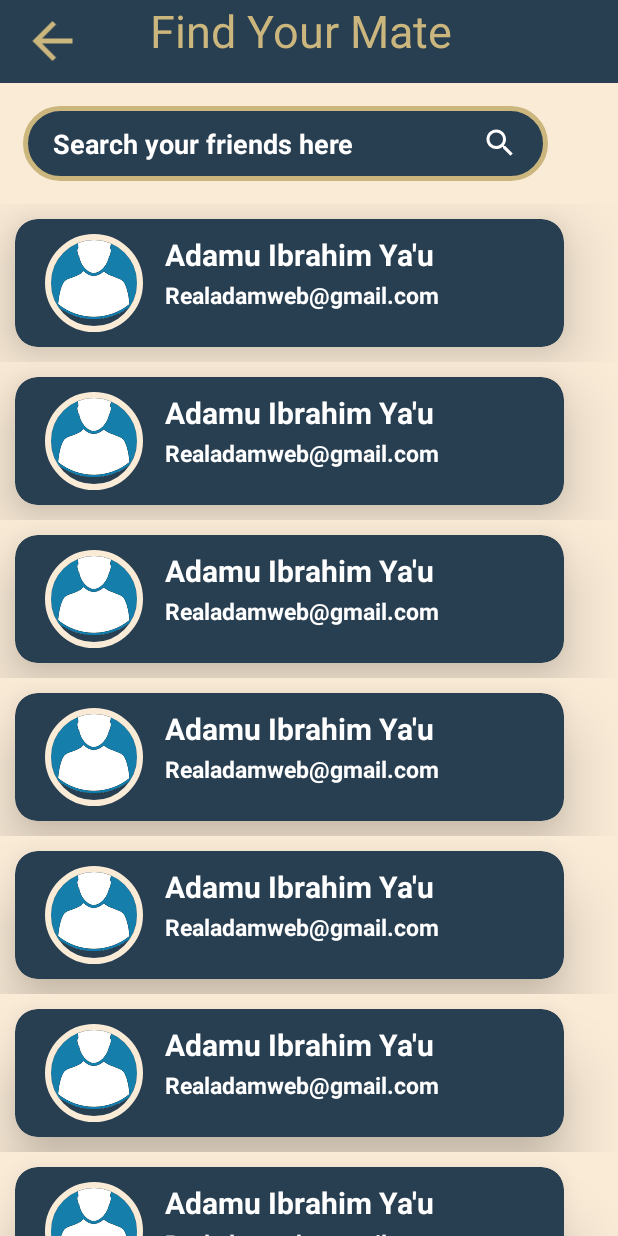
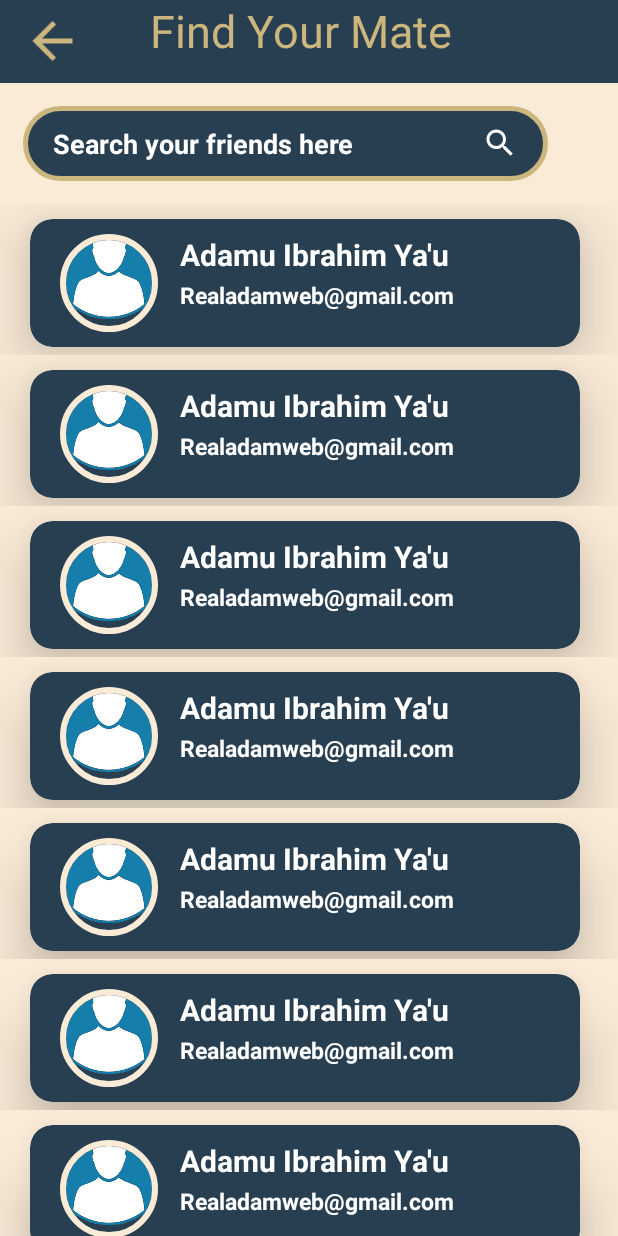
Before and after one commit to Adamweb-jido/Albumatic, an Android app: the PeopleList screen opened directly, with no data from a screen before it, on a phone screen of 412 x 824 dp. Run offline under Robolectric (Android 15) with nearby library versions, the phone set to English and light mode, and no system bars; our stand-ins replace CircleImageView; Roboto replaces fonts that are not available here.

Commit message:
An App for my College

```diff
--- a/app/src/main/res/layout/item_people_layout.xml
+++ b/app/src/main/res/layout/item_people_layout.xml
@@ -9,7 +9,12 @@
     <androidx.cardview.widget.CardView
         android:layout_width="366dp"
         android:layout_height="85dp"
-        android:layout_margin="10dp"
+        android:layout_alignParentStart="true"
+        android:layout_alignParentEnd="true"
+        android:layout_marginStart="20dp"
+        android:layout_marginTop="10dp"
+        android:layout_marginEnd="25dp"
+        android:layout_marginBottom="5dp"
         app:cardBackgroundColor="#283E51"
         app:cardCornerRadius="15dp"
         app:cardElevation="25dp">
@@ -18,9 +23,9 @@
             android:id="@+id/listImage"
             android:layout_width="85dp"
             android:layout_height="match_parent"
-            app:civ_border_width="4dp"
+            android:layout_margin="10dp"
             app:civ_border_color="#FAEBD7"
-            android:layout_margin="10dp"/>
+            app:civ_border_width="4dp" />
 
         <TextView
             android:id="@+id/listName"
```
